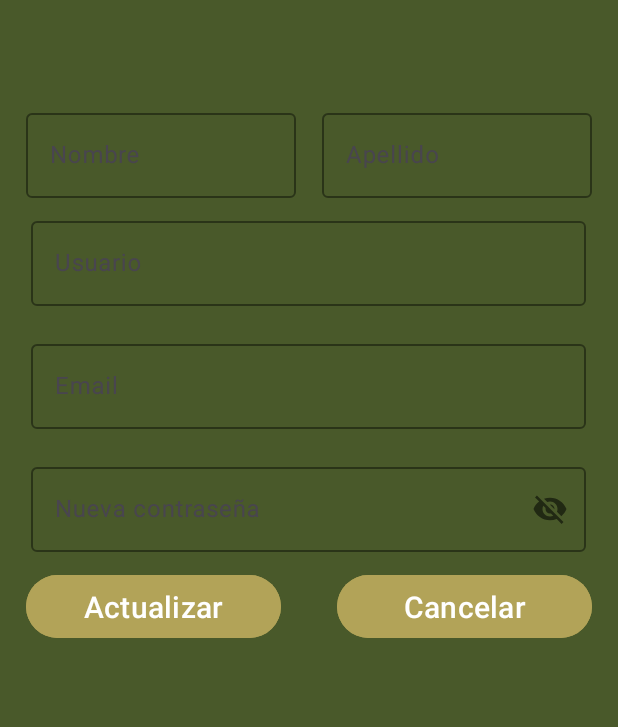
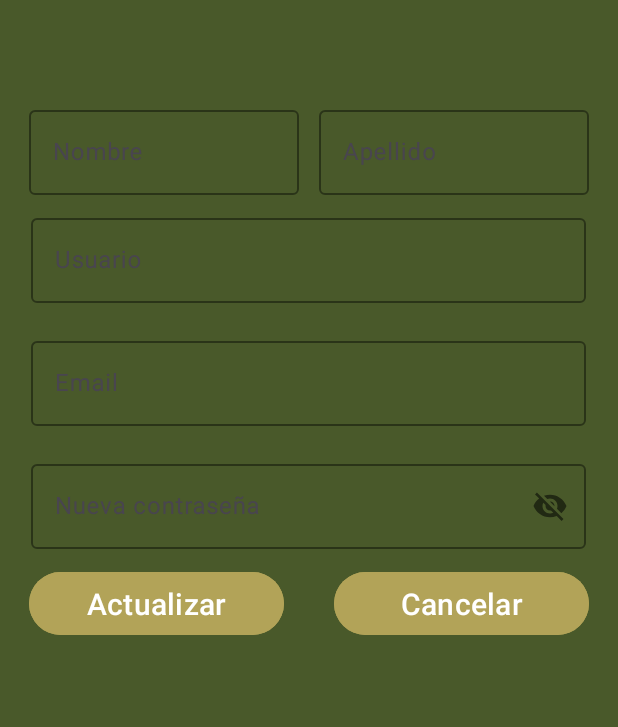
Before and after one commit to rmtai/MatchaStock, an Android app: the UserEditFragment screen opened through its navigation route, on a phone screen of 412 x 824 dp. Shown: the part 384-1111 px from the top of the screen. Run offline under Robolectric (Android 15) with nearby library versions, the phone set to English and light mode, and no system bars.

Commit message:
Diseño modificado UserEdit

```diff
--- a/app/src/main/res/layout/fragment_user_edit.xml
+++ b/app/src/main/res/layout/fragment_user_edit.xml
@@ -32,10 +32,11 @@
         app:layout_constraintTop_toBottomOf="@id/ivWave" />
 
     <LinearLayout
-        android:layout_width="0dp"
-        android:layout_height="390dp"
+        android:layout_width="match_parent"
+        android:layout_height="wrap_content"
         android:orientation="vertical"
-        android:padding="17dp"
+        android:padding="19dp"
+        android:layout_marginTop="0dp"
         app:layout_constraintBottom_toTopOf="@id/bottom_nav"
         app:layout_constraintEnd_toEndOf="parent"
         app:layout_constraintStart_toStartOf="parent"
@@ -127,7 +128,7 @@
             app:passwordToggleEnabled="true" >
 
             <com.google.android.material.textfield.TextInputEditText
-                android:id="@+id/etContraseña"
+                android:id="@+id/etPassword"
                 android:layout_width="match_parent"
                 android:layout_height="match_parent"
                 android:drawablePadding="12dp"
```
